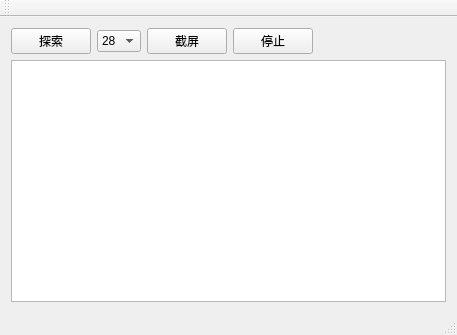
First picture: the form in yys_script/yys_script.ui, repository Lilith90s/yys_script, before the edit.
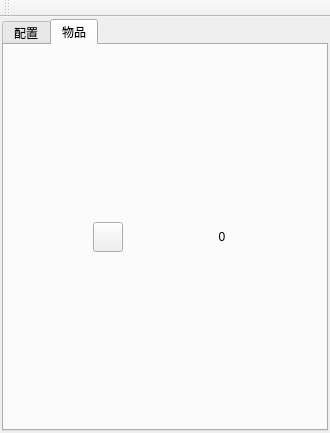
Second picture: the form after the edit. The open tabs and pages were chosen to show the change. Icons and pictures are not drawn.

Commit message: 增加掉落物品记录功能，以突破券演示。

```diff
--- a/yys_script/yys_script.ui
+++ b/yys_script/yys_script.ui
@@ -6,15 +6,49 @@
    <rect>
     <x>0</x>
     <y>0</y>
-    <width>457</width>
-    <height>335</height>
+    <width>330</width>
+    <height>433</height>
    </rect>
   </property>
   <property name="windowTitle">
    <string>yys_script</string>
   </property>
   <widget class="QWidget" name="centralWidget">
-   <layout class="QVBoxLayout" name="verticalLayout">
+   <layout class="QHBoxLayout" name="horizontalLayout_2">
+    <property name="leftMargin">
+     <number>2</number>
+    </property>
+    <property name="topMargin">
+     <number>2</number>
+    </property>
+    <property name="rightMargin">
+     <number>2</number>
+    </property>
+    <property name="bottomMargin">
+     <number>2</number>
+    </property>
+    <item>
+     <widget class="QTabWidget" name="tabWidget">
+      <property name="currentIndex">
+       <number>0</number>
+      </property>
+      <widget class="QWidget" name="tab">
+       <attribute name="title">
+        <string>配置</string>
+       </attribute>
+       <layout class="QVBoxLayout" name="verticalLayout_2">
+        <property name="leftMargin">
+         <number>0</number>
+        </property>
+        <property name="topMargin">
+         <number>0</number>
+        </property>
+        <property name="rightMargin">
+         <number>0</number>
+        </property>
+        <property name="bottomMargin">
+         <number>0</number>
+        </property>
     <item>
      <layout class="QHBoxLayout" name="horizontalLayout">
       <item>
@@ -72,6 +106,61 @@
     </item>
    </layout>
   </widget>
+      <widget class="QWidget" name="tab_2">
+       <attribute name="title">
+        <string>物品</string>
+       </attribute>
+       <layout class="QGridLayout" name="gridLayout">
+        <item row="0" column="0">
+         <widget class="QPushButton" name="pushButton">
+          <property name="minimumSize">
+           <size>
+            <width>30</width>
+            <height>30</height>
+           </size>
+          </property>
+          <property name="maximumSize">
+           <size>
+            <width>30</width>
+            <height>30</height>
+           </size>
+          </property>
+          <property name="styleSheet">
+           <string notr="true">border-image: url(:/yys_script/assets/items/breakthrough_ticket.jpg);</string>
+          </property>
+          <property name="text">
+           <string/>
+          </property>
+         </widget>
+        </item>
+        <item row="0" column="1">
+         <widget class="QLabel" name="breakTicketLabel">
+          <property name="minimumSize">
+           <size>
+            <width>30</width>
+            <height>30</height>
+           </size>
+          </property>
+          <property name="maximumSize">
+           <size>
+            <width>30</width>
+            <height>30</height>
+           </size>
+          </property>
+          <property name="text">
+           <string>0</string>
+          </property>
+          <property name="alignment">
+           <set>Qt::AlignCenter</set>
+          </property>
+         </widget>
+        </item>
+       </layout>
+      </widget>
+     </widget>
+    </item>
+   </layout>
+  </widget>
   <widget class="QMenuBar" name="menuBar">
    <property name="geometry">
     <rect>
@@ -90,7 +179,6 @@
     <bool>false</bool>
    </attribute>
   </widget>
-  <widget class="QStatusBar" name="statusBar"/>
  </widget>
  <layoutdefault spacing="6" margin="11"/>
  <resources>
```
Left out of the diff: 2 changed lines with no effect on the pictures. Lines whose indentation alone changed are shown as unchanged. The commit also changes 10 other files.
